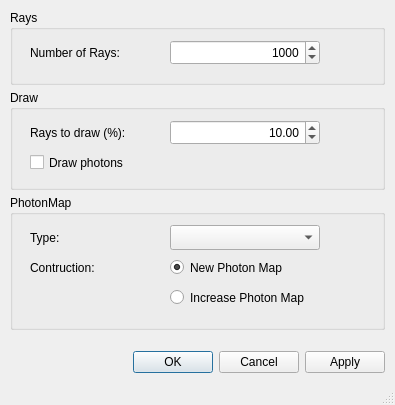
First picture: the form in TonatiuhProject/src/source/gui/raytracedialog.ui, repository iat-cener/tonatiuh, before the edit.
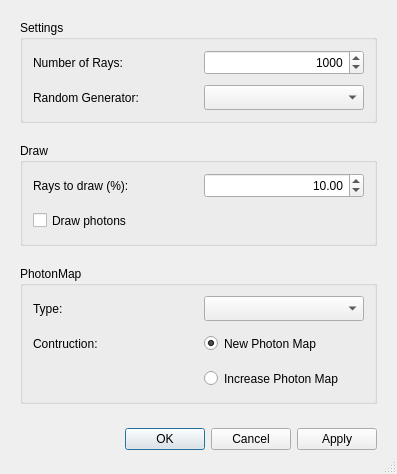
Second picture: the form after the edit.

Commit message: A new type of plugin defined to Tonatiuh. Random numbers generators created as plugins to allow users select between different types of generators

The edit to the form file:
```diff
--- a/TonatiuhProject/src/source/gui/raytracedialog.ui
+++ b/TonatiuhProject/src/source/gui/raytracedialog.ui
@@ -1,12 +1,12 @@
 <ui version="4.0" >
  <class>RayTraceDialog</class>
- <widget class="QDialog" name="RayTraceDialog" >
-  <property name="geometry" >
+ <widget class="QDialog" name="RayTraceDialog">
+  <property name="geometry">
    <rect>
     <x>0</x>
     <y>0</y>
-    <width>395</width>
-    <height>405</height>
+    <width>397</width>
+    <height>453</height>
    </rect>
   </property>
   <property name="windowTitle" >
@@ -15,41 +15,47 @@
   <property name="sizeGripEnabled" >
    <bool>true</bool>
   </property>
-  <widget class="QGroupBox" name="raysGroup" >
-   <property name="geometry" >
-    <rect>
-     <x>10</x>
-     <y>10</y>
-     <width>375</width>
-     <height>75</height>
-    </rect>
+  <layout class="QVBoxLayout" name="verticalLayout">
+   <property name="spacing">
+    <number>20</number>
    </property>
-   <property name="title" >
-    <string>Rays</string>
+   <property name="margin">
+    <number>20</number>
    </property>
-   <widget class="QLabel" name="numberRaysLabel" >
-    <property name="geometry" >
-     <rect>
-      <x>20</x>
-      <y>30</y>
-      <width>100</width>
+   <item>
+    <widget class="QGroupBox" name="settingsGroup">
+     <property name="title">
+      <string>Settings</string>
+     </property>
+     <layout class="QGridLayout" name="gridLayout">
+      <property name="margin">
+       <number>10</number>
+      </property>
+      <property name="spacing">
+       <number>10</number>
+      </property>
+      <item row="0" column="0">
+       <widget class="QLabel" name="numberRaysLabel">
+        <property name="minimumSize">
+         <size>
+          <width>0</width>
       <height>25</height>
-     </rect>
-    </property>
-    <property name="text" >
+         </size>
+        </property>
+        <property name="text">
      <string>Number of Rays:</string>
     </property>
    </widget>
-   <widget class="QSpinBox" name="raysSpinBox" >
-    <property name="geometry" >
-     <rect>
-      <x>160</x>
-      <y>30</y>
-      <width>150</width>
+      </item>
+      <item row="0" column="1">
+       <widget class="QSpinBox" name="raysSpinBox">
+        <property name="minimumSize">
+         <size>
+          <width>0</width>
       <height>25</height>
-     </rect>
-    </property>
-    <property name="layoutDirection" >
+         </size>
+        </property>
+        <property name="layoutDirection">
      <enum>Qt::LeftToRight</enum>
     </property>
     <property name="alignment" >
@@ -68,149 +74,70 @@
      <number>1000</number>
     </property>
    </widget>
-  </widget>
-  <widget class="QGroupBox" name="photonmapGroup" >
-   <property name="geometry" >
-    <rect>
-     <x>10</x>
-     <y>195</y>
-     <width>375</width>
-     <height>135</height>
-    </rect>
-   </property>
-   <property name="title" >
-    <string>PhotonMap</string>
-   </property>
-   <widget class="QRadioButton" name="newMapRadio" >
-    <property name="geometry" >
-     <rect>
-      <x>160</x>
-      <y>60</y>
-      <width>150</width>
+      </item>
+      <item row="1" column="0">
+       <widget class="QLabel" name="randomLabel">
+        <property name="minimumSize">
+         <size>
+          <width>0</width>
       <height>25</height>
-     </rect>
-    </property>
-    <property name="text" >
-     <string>New Photon Map</string>
-    </property>
-    <property name="checked" >
-     <bool>true</bool>
-    </property>
-   </widget>
-   <widget class="QRadioButton" name="increaseMapRadio" >
-    <property name="geometry" >
-     <rect>
-      <x>160</x>
-      <y>90</y>
-      <width>150</width>
+         </size>
+        </property>
+        <property name="text">
+         <string>Random Generator:</string>
+        </property>
+       </widget>
+      </item>
+      <item row="1" column="1">
+       <widget class="QComboBox" name="randomCombo">
+        <property name="minimumSize">
+         <size>
+          <width>0</width>
       <height>25</height>
-     </rect>
-    </property>
-    <property name="text" >
-     <string>Increase Photon Map</string>
-    </property>
-   </widget>
-   <widget class="QComboBox" name="photonmapTypeCombo" >
-    <property name="geometry" >
-     <rect>
-      <x>160</x>
-      <y>30</y>
-      <width>150</width>
-      <height>25</height>
-     </rect>
-    </property>
-    <property name="layoutDirection" >
-     <enum>Qt::LeftToRight</enum>
-    </property>
-   </widget>
-   <widget class="QLabel" name="photonmapTypeLabel" >
-    <property name="geometry" >
-     <rect>
-      <x>20</x>
-      <y>30</y>
-      <width>46</width>
-      <height>25</height>
-     </rect>
-    </property>
-    <property name="text" >
-     <string>Type:</string>
-    </property>
-   </widget>
-   <widget class="QLabel" name="constructionLabel" >
-    <property name="geometry" >
-     <rect>
-      <x>20</x>
-      <y>60</y>
-      <width>150</width>
-      <height>25</height>
-     </rect>
-    </property>
-    <property name="text" >
-     <string>Contruction:</string>
-    </property>
-   </widget>
-  </widget>
-  <widget class="QDialogButtonBox" name="buttonBox" >
-   <property name="geometry" >
-    <rect>
-     <x>110</x>
-     <y>350</y>
-     <width>275</width>
-     <height>25</height>
-    </rect>
-   </property>
-   <property name="standardButtons" >
-    <set>QDialogButtonBox::Apply|QDialogButtonBox::Cancel|QDialogButtonBox::Ok</set>
-   </property>
-  </widget>
-  <widget class="QGroupBox" name="drawBox" >
-   <property name="geometry" >
-    <rect>
-     <x>10</x>
-     <y>90</y>
-     <width>375</width>
-     <height>100</height>
-    </rect>
-   </property>
-   <property name="title" >
+         </size>
+        </property>
+        <property name="sizeAdjustPolicy">
+         <enum>QComboBox::AdjustToContentsOnFirstShow</enum>
+        </property>
+       </widget>
+      </item>
+     </layout>
+    </widget>
+   </item>
+   <item>
+    <widget class="QGroupBox" name="drawBox">
+     <property name="title">
     <string>Draw</string>
    </property>
-   <widget class="QLabel" name="drawFractionLabel" >
-    <property name="geometry" >
-     <rect>
-      <x>20</x>
-      <y>30</y>
-      <width>100</width>
+     <layout class="QGridLayout" name="gridLayout_2">
+      <property name="margin">
+       <number>10</number>
+      </property>
+      <property name="spacing">
+       <number>10</number>
+      </property>
+      <item row="0" column="0">
+       <widget class="QLabel" name="drawFractionLabel">
+        <property name="minimumSize">
+         <size>
+          <width>0</width>
       <height>25</height>
-     </rect>
-    </property>
-    <property name="text" >
+         </size>
+        </property>
+        <property name="text">
      <string>Rays to draw (%):</string>
     </property>
    </widget>
-   <widget class="QCheckBox" name="photonsCheck" >
-    <property name="geometry" >
-     <rect>
-      <x>20</x>
-      <y>60</y>
-      <width>110</width>
+      </item>
+      <item row="0" column="1">
+       <widget class="QDoubleSpinBox" name="drawSpin">
+        <property name="minimumSize">
+         <size>
+          <width>0</width>
       <height>25</height>
-     </rect>
-    </property>
-    <property name="text" >
-     <string>Draw photons</string>
-    </property>
-   </widget>
-   <widget class="QDoubleSpinBox" name="drawSpin" >
-    <property name="geometry" >
-     <rect>
-      <x>160</x>
-      <y>30</y>
-      <width>150</width>
-      <height>25</height>
-     </rect>
-    </property>
-    <property name="alignment" >
+         </size>
+        </property>
+        <property name="alignment">
      <set>Qt::AlignRight|Qt::AlignTrailing|Qt::AlignVCenter</set>
     </property>
     <property name="maximum" >
@@ -223,7 +150,120 @@
      <double>10.000000000000000</double>
     </property>
    </widget>
-  </widget>
+      </item>
+      <item row="1" column="0">
+       <widget class="QCheckBox" name="photonsCheck">
+        <property name="minimumSize">
+         <size>
+          <width>0</width>
+          <height>25</height>
+         </size>
+        </property>
+        <property name="text">
+         <string>Draw photons</string>
+        </property>
+       </widget>
+      </item>
+     </layout>
+    </widget>
+   </item>
+   <item>
+    <widget class="QGroupBox" name="photonmapGroup">
+     <property name="title">
+      <string>PhotonMap</string>
+     </property>
+     <layout class="QGridLayout" name="gridLayout_3">
+      <property name="margin">
+       <number>10</number>
+      </property>
+      <property name="spacing">
+       <number>10</number>
+      </property>
+      <item row="0" column="0">
+       <widget class="QLabel" name="photonmapTypeLabel">
+        <property name="minimumSize">
+         <size>
+          <width>0</width>
+          <height>25</height>
+         </size>
+        </property>
+        <property name="text">
+         <string>Type:</string>
+        </property>
+       </widget>
+      </item>
+      <item row="0" column="1">
+       <widget class="QComboBox" name="photonmapTypeCombo">
+        <property name="minimumSize">
+         <size>
+          <width>0</width>
+          <height>25</height>
+         </size>
+        </property>
+        <property name="layoutDirection">
+         <enum>Qt::LeftToRight</enum>
+        </property>
+       </widget>
+      </item>
+      <item row="1" column="0">
+       <widget class="QLabel" name="constructionLabel">
+        <property name="minimumSize">
+         <size>
+          <width>0</width>
+          <height>25</height>
+         </size>
+        </property>
+        <property name="text">
+         <string>Contruction:</string>
+        </property>
+       </widget>
+      </item>
+      <item row="1" column="1">
+       <widget class="QRadioButton" name="newMapRadio">
+        <property name="minimumSize">
+         <size>
+          <width>0</width>
+          <height>25</height>
+         </size>
+        </property>
+        <property name="text">
+         <string>New Photon Map</string>
+        </property>
+        <property name="checked">
+         <bool>true</bool>
+        </property>
+       </widget>
+      </item>
+      <item row="2" column="1">
+       <widget class="QRadioButton" name="increaseMapRadio">
+        <property name="minimumSize">
+         <size>
+          <width>0</width>
+          <height>25</height>
+         </size>
+        </property>
+        <property name="text">
+         <string>Increase Photon Map</string>
+        </property>
+       </widget>
+      </item>
+     </layout>
+    </widget>
+   </item>
+   <item>
+    <widget class="QDialogButtonBox" name="buttonBox">
+     <property name="minimumSize">
+      <size>
+       <width>0</width>
+       <height>30</height>
+      </size>
+     </property>
+     <property name="standardButtons">
+      <set>QDialogButtonBox::Apply|QDialogButtonBox::Cancel|QDialogButtonBox::Ok</set>
+     </property>
+    </widget>
+   </item>
+  </layout>
  </widget>
  <tabstops>
   <tabstop>raysSpinBox</tabstop>
```
Left out of the diff: 33 changed lines with no effect on the pictures. Lines whose indentation alone changed are shown as unchanged. The commit also changes 6 other files.
